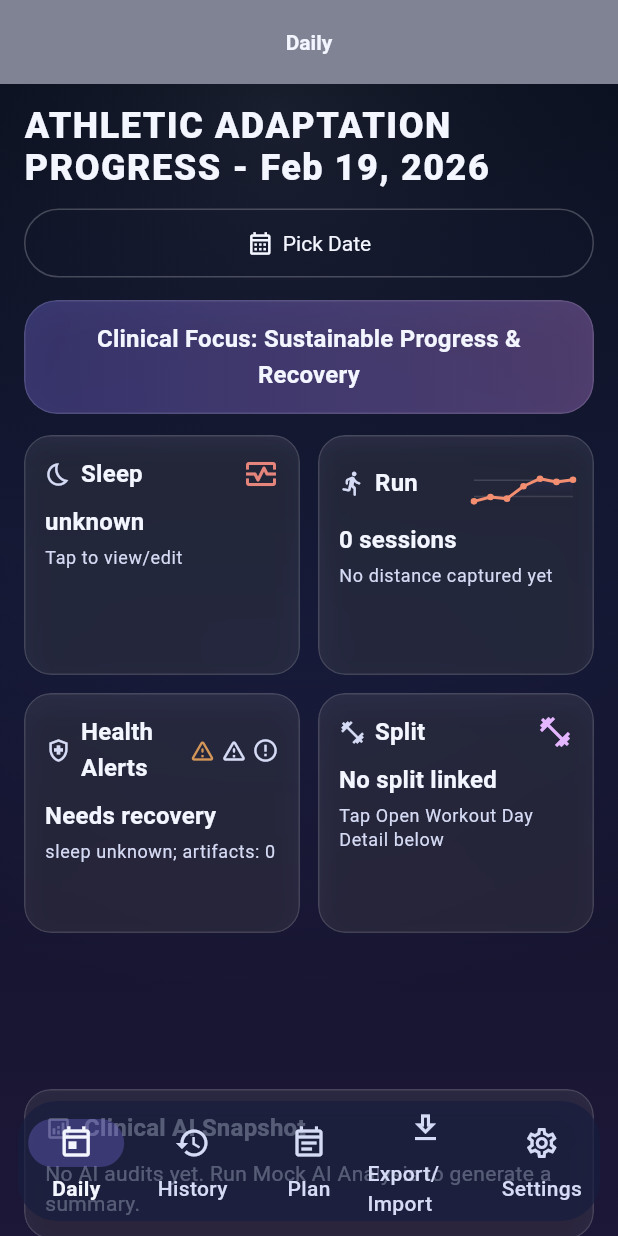
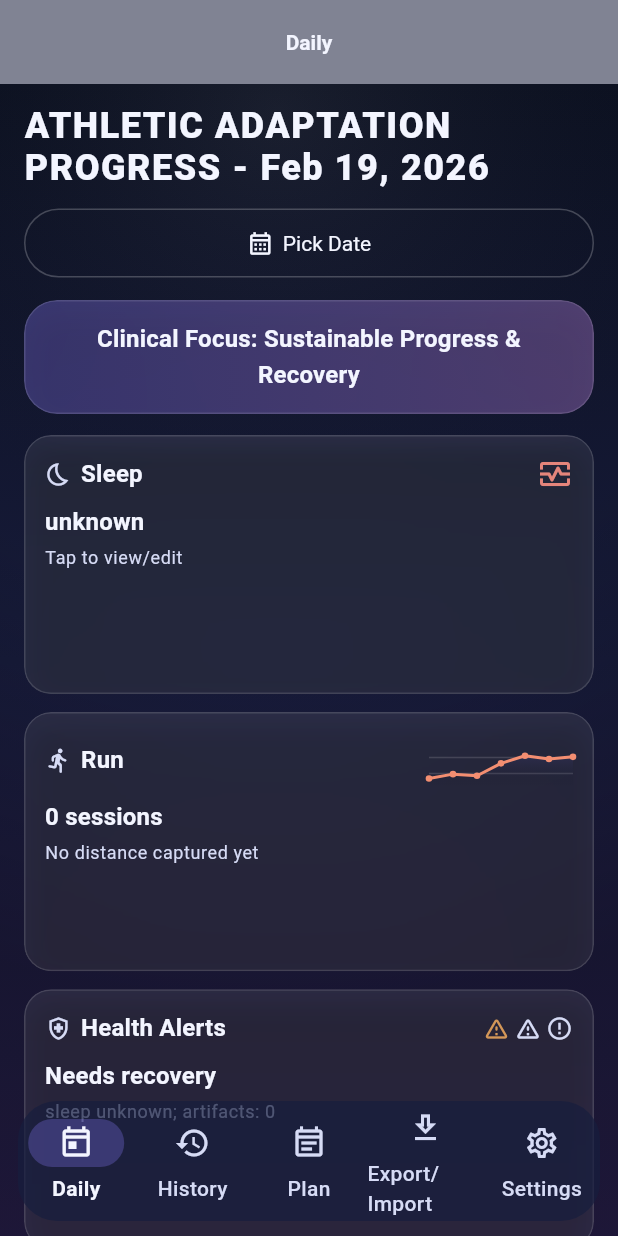
Before and after one commit to rwamoroso/adaptive-athlete, a Flutter app: the screen it shows once a user with an empty profile is signed in, on a phone screen of 412 x 824 dp. Run offline on Flutter 3.47's test engine with Material 3 defaults, Android fonts, the phone set to English and light mode, and no system bars; our stand-ins replace csv, drift, drift_flutter, file_picker, flutter_riverpod, go_router and 1 more; missing offline and left inert: excel, spreadsheet_decoder; accounts and stored records are empty; generated files the repository leaves out were written again; statements that could not run were skipped.

Commit message:
Harden Daily UI for large text scaling on iPhone

```diff
--- a/lib/features/training/daily_screen.dart
+++ b/lib/features/training/daily_screen.dart
@@ -517,9 +517,12 @@ class _DailyClinicalContent extends StatelessWidget {
   Widget _buildHeader(BuildContext context) {
     return LayoutBuilder(
       builder: (context, constraints) {
-        final compact = constraints.maxWidth < 680;
+        final textScale = MediaQuery.textScalerOf(context).scale(1);
+        final compact = constraints.maxWidth < 680 || textScale > 1.15;
         final title = Text(
           'ATHLETIC ADAPTATION PROGRESS - ${_formatHeaderDate(selectedDate)}',
+          maxLines: compact ? 3 : 2,
+          overflow: TextOverflow.ellipsis,
           style: Theme.of(context).textTheme.headlineSmall?.copyWith(
                 letterSpacing: 1,
                 fontWeight: FontWeight.w800,
@@ -563,9 +566,13 @@ class _DailyClinicalContent extends StatelessWidget {
   Widget _buildMetricGrid(BuildContext context) {
     return LayoutBuilder(
       builder: (context, constraints) {
-        final ratio = constraints.maxWidth < 450 ? 1.15 : 1.75;
+        final textScale = MediaQuery.textScalerOf(context).scale(1);
+        final singleColumn = constraints.maxWidth < 390 || textScale >= 1.25;
+        final ratio = singleColumn
+            ? 2.2
+            : (constraints.maxWidth < 450 || textScale > 1.1 ? 1.15 : 1.75);
         return GridView.count(
-          crossAxisCount: 2,
+          crossAxisCount: singleColumn ? 1 : 2,
           shrinkWrap: true,
           physics: const NeverScrollableScrollPhysics(),
           childAspectRatio: ratio,
@@ -634,10 +641,12 @@ class _DailyClinicalContent extends StatelessWidget {
       child: Column(
         crossAxisAlignment: CrossAxisAlignment.start,
         children: [
-          Row(
+          Wrap(
+            spacing: 8,
+            runSpacing: 6,
+            crossAxisAlignment: WrapCrossAlignment.center,
             children: [
               const Icon(Icons.analytics_outlined, size: 18),
-              const SizedBox(width: 8),
               Text(
                 'Clinical AI Snapshot',
                 style: Theme.of(context).textTheme.titleMedium,
@@ -701,7 +710,8 @@ class _DailyClinicalContent extends StatelessWidget {
   Widget _buildActionRow(BuildContext context) {
     return LayoutBuilder(
       builder: (context, constraints) {
-        final compact = constraints.maxWidth < 680;
+        final textScale = MediaQuery.textScalerOf(context).scale(1);
+        final compact = constraints.maxWidth < 680 || textScale > 1.15;
         if (compact) {
           return Column(
             children: [
@@ -750,12 +760,10 @@ class _DailyClinicalContent extends StatelessWidget {
   }
 
   Widget _buildPrescribedRun(BuildContext context) {
-    return GlassCard(
-      child: Row(
-        crossAxisAlignment: CrossAxisAlignment.start,
-        children: [
-          Expanded(
-            child: safeDetail.prescribedRun?.runType == null
+    final textScale = MediaQuery.textScalerOf(context).scale(1);
+    final stackIcon = textScale > 1.2;
+
+    final content = safeDetail.prescribedRun?.runType == null
         ? const Text('No prescribed run linked to this day.')
         : Column(
             crossAxisAlignment: CrossAxisAlignment.start,
@@ -774,18 +782,16 @@ class _DailyClinicalContent extends StatelessWidget {
               ),
               _LabeledLine(
                 label: 'Duration',
-                        value:
-                            safeDetail.prescribedRun?.durationText ?? 'unknown',
+                value: safeDetail.prescribedRun?.durationText ?? 'unknown',
               ),
               _LabeledLine(
                 label: 'Pace',
-                        value:
-                            safeDetail.prescribedRun?.targetPace ?? 'unknown',
+                value: safeDetail.prescribedRun?.targetPace ?? 'unknown',
               ),
               _LabeledLine(
                 label: 'HR Zone',
-                        value: safeDetail.prescribedRun?.effortHrGuardrails ??
-                            'unknown',
+                value:
+                    safeDetail.prescribedRun?.effortHrGuardrails ?? 'unknown',
               ),
               _LabeledLine(
                 label: 'Focus',
@@ -794,10 +800,9 @@ class _DailyClinicalContent extends StatelessWidget {
                     'Mechanics & Recovery',
               ),
             ],
-                  ),
-          ),
-          const SizedBox(width: 12),
-          Container(
+          );
+
+    final iconBubble = Container(
       width: 52,
       height: 52,
       decoration: BoxDecoration(
@@ -805,7 +810,24 @@ class _DailyClinicalContent extends StatelessWidget {
         shape: BoxShape.circle,
       ),
       child: const Icon(Icons.directions_run),
-          ),
+    );
+
+    return GlassCard(
+      child: stackIcon
+          ? Column(
+              crossAxisAlignment: CrossAxisAlignment.start,
+              children: [
+                content,
+                const SizedBox(height: 10),
+                Align(alignment: Alignment.centerRight, child: iconBubble),
+              ],
+            )
+          : Row(
+              crossAxisAlignment: CrossAxisAlignment.start,
+              children: [
+                Expanded(child: content),
+                const SizedBox(width: 12),
+                iconBubble,
               ],
             ),
     );
@@ -862,6 +884,53 @@ class _DailyClinicalContent extends StatelessWidget {
     if (safeDetail.groups.isEmpty) {
       return const GlassCard(
         child: Text('No prescribed/actual sets for this day.'),
+      );
+    }
+
+    final textScale = MediaQuery.textScalerOf(context).scale(1);
+    final stackCounts = textScale > 1.2;
+
+    if (stackCounts) {
+      return Column(
+        children: safeDetail.groups.map((group) {
+          return Padding(
+            padding: const EdgeInsets.only(bottom: 10),
+            child: GlassCard(
+              child: Column(
+                crossAxisAlignment: CrossAxisAlignment.start,
+                children: [
+                  Text(
+                    group.exercise,
+                    style: Theme.of(context)
+                        .textTheme
+                        .titleMedium
+                        ?.copyWith(fontWeight: FontWeight.w600),
+                  ),
+                  const SizedBox(height: 2),
+                  Text(
+                    '${group.prescribed.length + group.actual.length} total sets tracked',
+                    style: Theme.of(context).textTheme.bodySmall,
+                  ),
+                  const SizedBox(height: 8),
+                  Wrap(
+                    spacing: 8,
+                    runSpacing: 8,
+                    children: [
+                      _StrengthCountPill(
+                        label: 'Prescribed',
+                        value: group.prescribed.length,
+                      ),
+                      _StrengthCountPill(
+                        label: 'Actual',
+                        value: group.actual.length,
+                      ),
+                    ],
+                  ),
+                ],
+              ),
+            ),
+          );
+        }).toList(),
       );
     }
 
@@ -990,6 +1059,32 @@ class _FlagChip extends StatelessWidget {
         border: Border.all(color: color.withValues(alpha: 0.55)),
       ),
       child: Text(label, style: Theme.of(context).textTheme.labelSmall),
+    );
+  }
+}
+
+class _StrengthCountPill extends StatelessWidget {
+  const _StrengthCountPill({
+    required this.label,
+    required this.value,
+  });
+
+  final String label;
+  final int value;
+
+  @override
+  Widget build(BuildContext context) {
+    return Container(
+      padding: const EdgeInsets.symmetric(horizontal: 10, vertical: 7),
+      decoration: BoxDecoration(
+        borderRadius: BorderRadius.circular(999),
+        color: Colors.white.withValues(alpha: 0.08),
+        border: Border.all(color: Colors.white.withValues(alpha: 0.15)),
+      ),
+      child: Text(
+        '$label: $value',
+        style: Theme.of(context).textTheme.labelMedium,
+      ),
     );
   }
 }
--- a/lib/features/ui/clinical_widgets.dart
+++ b/lib/features/ui/clinical_widgets.dart
@@ -106,6 +106,8 @@ class MetricTile extends StatelessWidget {
   @override
   Widget build(BuildContext context) {
     final theme = Theme.of(context);
+    final textScale = MediaQuery.textScalerOf(context).scale(1);
+    final stackTrailing = textScale > 1.2 && trailingWidget != null;
 
     return GlassCard(
       onTap: onTap,
@@ -126,12 +128,14 @@ class MetricTile extends StatelessWidget {
               Expanded(
                 child: Text(
                   title,
+                  maxLines: 2,
+                  overflow: TextOverflow.ellipsis,
                   style: theme.textTheme.titleMedium?.copyWith(
                     fontWeight: FontWeight.w700,
                   ),
                 ),
               ),
-              if (trailingWidget != null)
+              if (!stackTrailing && trailingWidget != null)
                 Flexible(
                   child: Align(
                     alignment: Alignment.centerRight,
@@ -140,9 +144,15 @@ class MetricTile extends StatelessWidget {
                 ),
             ],
           ),
+          if (stackTrailing) ...[
+            const SizedBox(height: 6),
+            Align(alignment: Alignment.centerRight, child: trailingWidget),
+          ],
           const SizedBox(height: 8),
           Text(
             valueText,
+            maxLines: 2,
+            overflow: TextOverflow.ellipsis,
             style: theme.textTheme.titleMedium?.copyWith(
               color: theme.colorScheme.onSurface,
             ),
@@ -152,7 +162,7 @@ class MetricTile extends StatelessWidget {
             Text(
               subtitleText!,
               style: theme.textTheme.bodySmall,
-              maxLines: 2,
+              maxLines: 3,
               overflow: TextOverflow.ellipsis,
             ),
           ],
@@ -182,31 +192,53 @@ class PrimaryPillButton extends StatelessWidget {
       case PillButtonVariant.filled:
         return FilledButton(
           onPressed: onPressed,
-          child: _label(),
+          child: _label(context),
         );
       case PillButtonVariant.tonal:
         return FilledButton.tonal(
           onPressed: onPressed,
-          child: _label(),
+          child: _label(context),
         );
       case PillButtonVariant.outlined:
         return OutlinedButton(
           onPressed: onPressed,
-          child: _label(),
+          child: _label(context),
         );
     }
   }
 
-  Widget _label() {
+  Widget _label(BuildContext context) {
+    final textScale = MediaQuery.textScalerOf(context).scale(1);
+    final largeText = textScale > 1.2;
+
+    final label = Text(
+      text,
+      textAlign: TextAlign.center,
+      maxLines: 2,
+      overflow: TextOverflow.ellipsis,
+    );
+
     if (icon == null) {
-      return Text(text, textAlign: TextAlign.center);
+      return label;
     }
+
+    if (largeText) {
+      return Column(
+        mainAxisSize: MainAxisSize.min,
+        children: [
+          Icon(icon, size: 18),
+          const SizedBox(height: 4),
+          label,
+        ],
+      );
+    }
+
     return Row(
       mainAxisSize: MainAxisSize.min,
       children: [
         Icon(icon, size: 18),
         const SizedBox(width: 6),
-        Flexible(child: Text(text, textAlign: TextAlign.center)),
+        Flexible(child: label),
       ],
     );
   }
```
Lines whose indentation alone changed are shown as unchanged.
